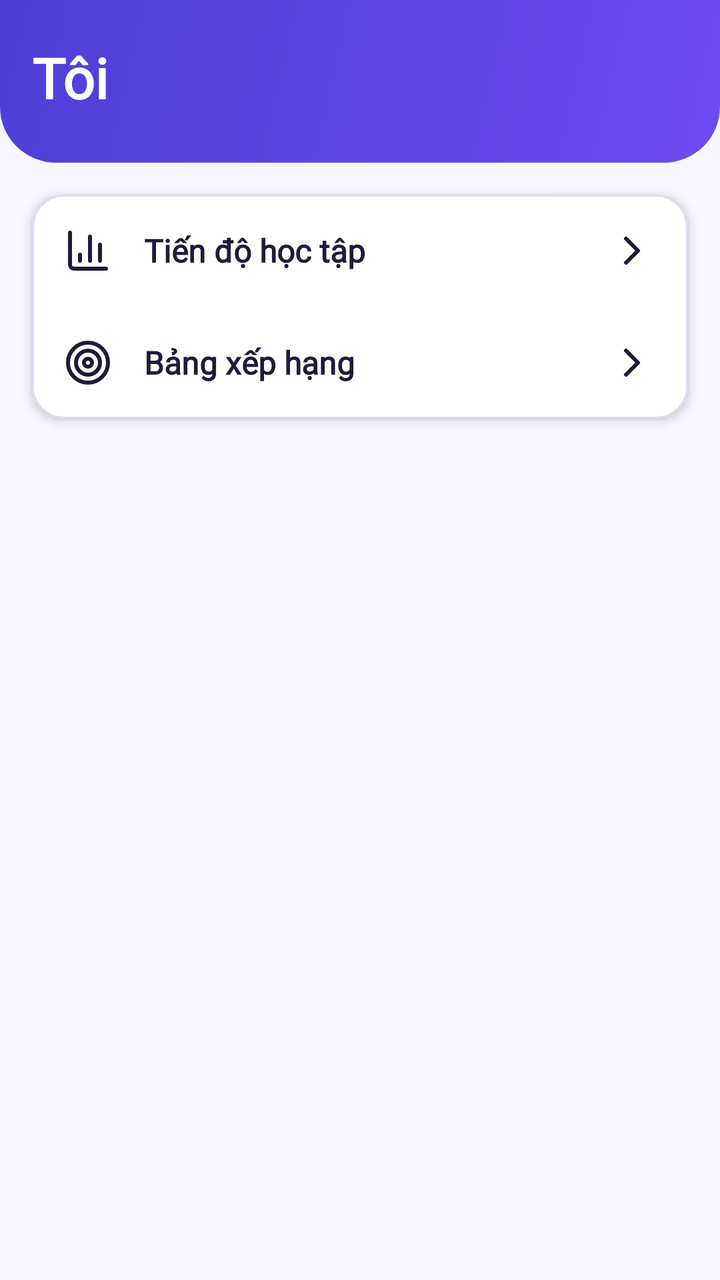
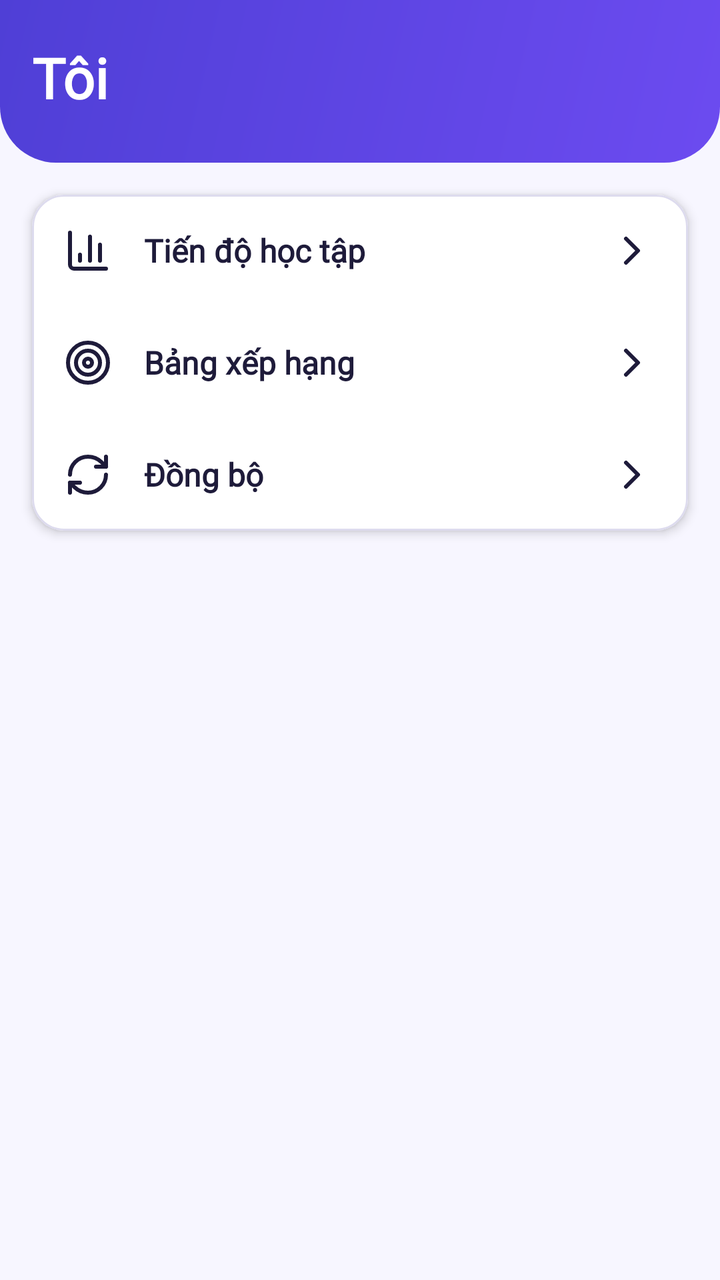

Screens rendered from an Android XML layout before and after an edit, with the pre-edit source and the edit as a unified diff.
<!-- AndroidManifest.xml: application theme Theme.LearningE -->
<!-- res/layout/fragment_me.xml -->
<?xml version="1.0" encoding="utf-8"?>
<LinearLayout xmlns:android="http://schemas.android.com/apk/res/android"
    xmlns:app="http://schemas.android.com/apk/res-auto"
    android:layout_width="match_parent"
    android:layout_height="match_parent"
    android:orientation="vertical">

    <LinearLayout
        android:id="@+id/header_me"
        android:layout_width="match_parent"
        android:layout_height="wrap_content"
        android:background="@drawable/bg_hero_brand"
        android:orientation="vertical"
        android:paddingHorizontal="@dimen/space_4"
        android:paddingTop="@dimen/space_5"
        android:paddingBottom="@dimen/space_6">

        <TextView
            android:id="@+id/tv_me_title"
            android:layout_width="match_parent"
            android:layout_height="wrap_content"
            android:text="@string/tab_me"
            android:textAppearance="@style/TextAppearance.LearningE.Headline"
            android:textColor="@color/on_hero" />
    </LinearLayout>

    <com.google.android.material.card.MaterialCardView
        style="@style/Widget.LearningE.Card"
        android:layout_width="match_parent"
        android:layout_height="wrap_content"
        android:layout_margin="@dimen/space_4">

        <LinearLayout
            android:id="@+id/ll_me_rows"
            android:layout_width="match_parent"
            android:layout_height="wrap_content"
            android:orientation="vertical">

            <TextView
                android:id="@+id/row_progress"
                style="@style/Widget.LearningE.SettingRow"
                android:layout_width="match_parent"
                android:layout_height="wrap_content"
                android:text="@string/me_progress"
                app:drawableStartCompat="@drawable/ic_bar_chart" />

            <TextView
                android:id="@+id/row_leaderboard"
                style="@style/Widget.LearningE.SettingRow"
                android:layout_width="match_parent"
                android:layout_height="wrap_content"
                android:text="@string/leaderboard_title"
                app:drawableStartCompat="@drawable/ic_target" />
        </LinearLayout>
    </com.google.android.material.card.MaterialCardView>
</LinearLayout>
<!-- resources referenced by this layout -->
<resources>
  <color name="on_hero">#FFFFFF</color>
  <dimen name="space_4">16dp</dimen>
  <dimen name="space_5">20dp</dimen>
  <dimen name="space_6">24dp</dimen>
  <string name="leaderboard_title">Bảng xếp hạng</string>
  <string name="me_progress">Tiến độ học tập</string>
  <string name="tab_me">Tôi</string>
  <color name="hero_brand_end">#6C4BF0</color>
  <color name="hero_brand_start">#4F3FD6</color>
  <dimen name="radius_xl">28dp</dimen>
  <color name="on_surface">#1E1B3A</color>
  <color name="surface">#FFFFFF</color>
  <dimen name="elevation_2">3dp</dimen>
  <color name="outline">#DDDBEE</color>
  <dimen name="stroke_card">1dp</dimen>
  <style name="ShapeAppearance.LearningE.Large" parent="ShapeAppearance.Material3.LargeComponent">
          <item name="cornerSize">@dimen/radius_l</item>
      </style>
  <dimen name="button_height_l">56dp</dimen>
  <style name="TextAppearance.LearningE.TitleS" parent="TextAppearance.LearningE.TitleM">
          <item name="android:textSize">16sp</item>
      </style>
  <color name="primary">#5146E0</color>
  <color name="on_primary">#FFFFFF</color>
  <color name="primary_container">#ECEBFF</color>
  <color name="on_primary_container">#2A2180</color>
  <color name="accent">#FF7A59</color>
  <color name="on_accent">#1E1B3A</color>
  <color name="sun">#FFC93C</color>
  <color name="on_sun">#1E1B3A</color>
  <color name="background">#F7F6FF</color>
  <color name="surface_variant">#F0EFFA</color>
  <color name="on_surface_variant">#5A5775</color>
  <color name="outline_strong">#7F7B9F</color>
  <color name="error">#C62828</color>
  <color name="error_container">#FDE8E8</color>
  <style name="Widget.LearningE.TextField" parent="Widget.Material3.TextInputLayout.OutlinedBox">
          <item name="shapeAppearance">@style/ShapeAppearance.LearningE.Medium</item>
          <item name="boxBackgroundColor">@color/surface</item>
          <item name="errorIconDrawable">@drawable/ic_info</item>
      </style>
  <dimen name="radius_l">16dp</dimen>
  <dimen name="button_height_m">48dp</dimen>
  <style name="ShapeAppearance.LearningE.Full" parent="ShapeAppearance.Material3.SmallComponent">
          <item name="cornerSize">50%</item>
      </style>
  <style name="ShapeAppearance.LearningE.Medium" parent="ShapeAppearance.Material3.MediumComponent">
          <item name="cornerSize">@dimen/radius_m</item>
      </style>
  <dimen name="progress_thickness">8dp</dimen>
  <dimen name="space_1">4dp</dimen>
  <dimen name="radius_m">12dp</dimen>
  <!-- unchanged entries left out for length: 21 -->
</resources>

<!-- the commit's change to res/layout/fragment_me.xml (unified diff, before → after) -->
@@ -51,6 +51,14 @@
                 android:layout_height="wrap_content"
                 android:text="@string/leaderboard_title"
                 app:drawableStartCompat="@drawable/ic_target" />
+
+            <TextView
+                android:id="@+id/row_sync"
+                style="@style/Widget.LearningE.SettingRow"
+                android:layout_width="match_parent"
+                android:layout_height="wrap_content"
+                android:text="@string/sync_title"
+                app:drawableStartCompat="@drawable/ic_refresh" />
         </LinearLayout>
     </com.google.android.material.card.MaterialCardView>
 </LinearLayout>
<!-- resource entries referenced after the edit -->
@@ -4,8 +4,46 @@
   <dimen name="space_4">16dp</dimen>
   <dimen name="space_5">20dp</dimen>
   <dimen name="space_6">24dp</dimen>
+  <!-- drawable ic_refresh (drawable) -->
+  <?xml version="1.0" encoding="utf-8"?>
+  <vector xmlns:android="http://schemas.android.com/apk/res/android"
+      android:width="24dp"
+      android:height="24dp"
+      android:tint="?attr/colorOnSurface"
+      android:viewportWidth="24"
+      android:viewportHeight="24">
+      <path
+          android:fillColor="@android:color/transparent"
+          android:pathData="M3 12a9 9 0 0 1 9-9 9.75 9.75 0 0 1 6.74 2.74L21 8"
+          android:strokeColor="#FFFFFF"
+          android:strokeLineCap="round"
+          android:strokeLineJoin="round"
+          android:strokeWidth="2" />
+      <path
+          android:fillColor="@android:color/transparent"
+          android:pathData="M21 3v5h-5"
+          android:strokeColor="#FFFFFF"
+          android:strokeLineCap="round"
+          android:strokeLineJoin="round"
+          android:strokeWidth="2" />
+      <path
+          android:fillColor="@android:color/transparent"
+          android:pathData="M21 12a9 9 0 0 1-9 9 9.75 9.75 0 0 1-6.74-2.74L3 16"
+          android:strokeColor="#FFFFFF"
+          android:strokeLineCap="round"
+          android:strokeLineJoin="round"
+          android:strokeWidth="2" />
+      <path
+          android:fillColor="@android:color/transparent"
+          android:pathData="M8 16H3v5"
+          android:strokeColor="#FFFFFF"
+          android:strokeLineCap="round"
+          android:strokeLineJoin="round"
+          android:strokeWidth="2" />
+  </vector>
   <string name="leaderboard_title">Bảng xếp hạng</string>
   <string name="me_progress">Tiến độ học tập</string>
+  <string name="sync_title">Đồng bộ</string>
   <string name="tab_me">Tôi</string>
   <color name="hero_brand_end">#6C4BF0</color>
   <color name="hero_brand_start">#4F3FD6</color>
